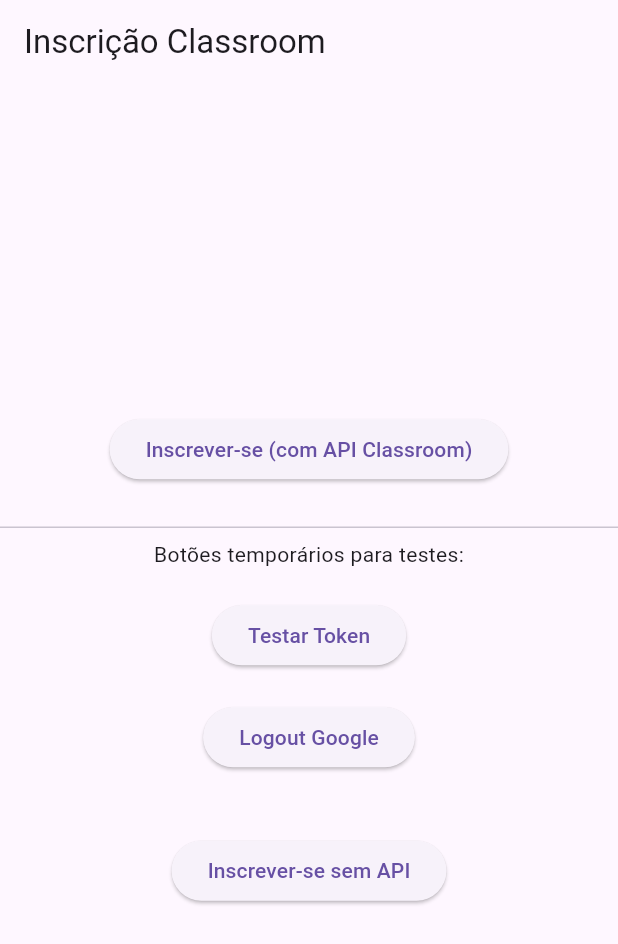
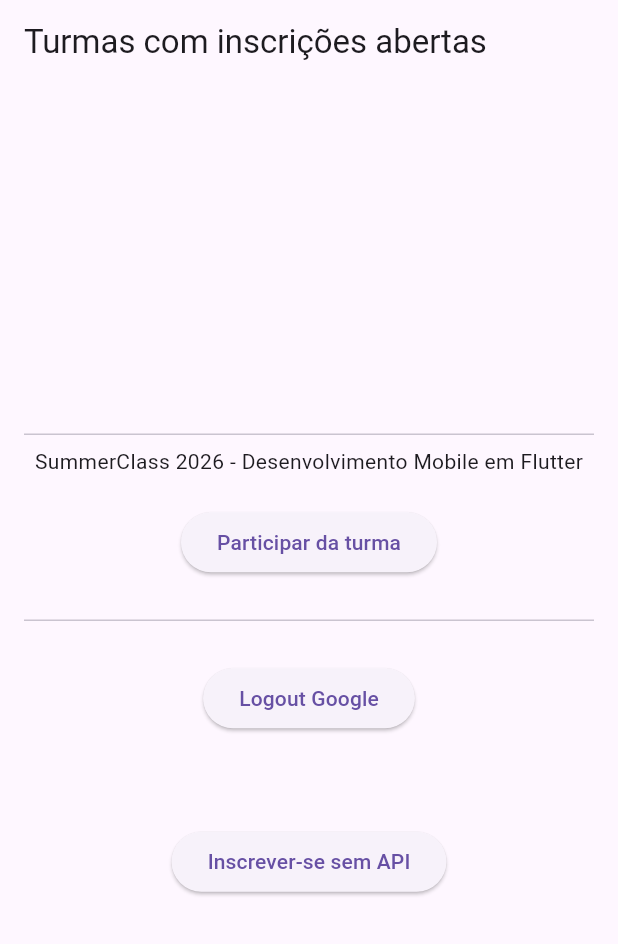
Before and after one commit to RenataVerasVenturim/mobileUFF_module_test, a Flutter app: the screen it shows after launch, on a phone screen of 412 x 824 dp. Shown: the top 944 px of the screen. Run offline on Flutter 3.47's test engine with Material 3 defaults, Android fonts, the phone set to English and light mode, and no system bars; our stand-ins replace get, google_sign_in, webview_flutter.

Commit message:
Segunda versão módulo summerclass com api funcional

```diff
--- /dev/null
+++ b/lib/app/modules/external_modules/classroom_service/ui/classroom_page.dart
@@ -0,0 +1,99 @@
+import 'package:flutter/material.dart';
+import 'package:get/get.dart';
+import '../controller/classroom_controller.dart';
+import '../../../../../routes/app_routes.dart';
+
+class ClassroomPage extends StatelessWidget {
+  const ClassroomPage({super.key});
+
+  @override
+  Widget build(BuildContext context) {
+    final controller = Get.find<ClassroomController>();
+
+    return Scaffold(
+      appBar: AppBar(
+        title: const Text("Turmas com inscrições abertas"),
+      ),
+      body: Center(
+        child: Obx(() {
+          if (controller.isLoading.value) {
+            return const CircularProgressIndicator();
+          }
+          return SingleChildScrollView(
+            padding: const EdgeInsets.all(16),
+            child: Column(
+              mainAxisAlignment: MainAxisAlignment.center,
+              children: [
+                const Divider(),
+                const Text("SummerClass 2026 - Desenvolvimento Mobile em Flutter"),
+                const SizedBox(height: 20),
+                ElevatedButton(
+                  onPressed: () {
+                    controller.enrollStudentInCourse(
+                      courseId: "YOUR_CLASSROOM_COURSE_ID_HERE", // Substitua pelo ID real da turma
+                      enrollmentCode: "YOUR_ENROLLMENT_CODE_HERE", // Substitua pelo código real de inscrição
+                    );
+                  },
+                  child: const Text("Participar da turma"),
+                ),
+                const SizedBox(height: 20),
+                const Divider(),
+                /**
+                const Text('Botões temporários para testes:'),
+                const SizedBox(height: 20),
+                ElevatedButton(
+                  onPressed: () async {
+                    await controller.listCourses();
+                  },
+                  child: const Text("Listar cursos"),
+                ),
+                ElevatedButton(
+                  onPressed: () async {
+                    await controller.loginAndCheckToken();
+                  },
+                  child: const Text("Testar Token"),
+                ),
+                const SizedBox(height: 20),
+                Obx(() {
+                  if (controller.tokenInfo.isEmpty) {
+                    return const Text("Nenhum token carregado");
+                  }
+                  return Column(
+                    crossAxisAlignment: CrossAxisAlignment.start,
+                    children: [
+                      Text("User ID: ${controller.tokenInfo['user_id'] ?? ''}"),
+                      Text("Scopes: ${controller.tokenInfo['scope'] ?? ''}"),
+                      Text("Email: ${controller.tokenInfo['email'] ?? ''}"),
+                    ],
+                  );
+                }),
+                */
+                const SizedBox(height: 20),
+                ElevatedButton(
+                  onPressed: () async {
+                    await controller.logoutGoogleAccount();
+                  },
+                  child: const Text("Logout Google"),
+                ),
+                const SizedBox(height: 20),
+                Obx(() => Text(controller.message.value)),
+                const SizedBox(height: 20),
+                ElevatedButton(
+                  onPressed: () {
+                    const url =
+                        'YOUR_CLASSROOM_ENROLLMENT_URL_HERE'; // Substitua pela URL real
+                    Get.toNamed(
+                      AppRoutes.classroomWebView,
+                      arguments: {'url': url},
+                    );
+                  },
+                  child: const Text("Inscrever-se sem API"),
+                ),
+              ],
+            ),
+          );
+        }),
+      ),
+    );
+  }
+}
--- a/lib/main.dart
+++ b/lib/main.dart
@@ -14,7 +14,7 @@ class MyApp extends StatelessWidget {
     return GetMaterialApp(
       title: 'MobileUFF Classroom App',
       debugShowCheckedModeBanner: false,
-      initialRoute: AppRoutes.classroom,
+      initialRoute: AppRoutes.classroomPage,
       getPages: AppPages.pages,
     );
   }
--- a/lib/modules/external_modules/classroom_service/ui/classroom_page.dart
+++ /dev/null
@@ -1,76 +0,0 @@
-import 'package:flutter/material.dart';
-import 'package:get/get.dart';
-import '../controller/classroom_controller.dart';
-
-import 'package:url_launcher/url_launcher.dart';// testar botão que redireciona para link direto (convite) - sem api
-
-
-class ClassroomPage extends StatelessWidget {
-  const ClassroomPage({super.key});
-
-  @override
-  Widget build(BuildContext context) {
-    final controller = Get.find<ClassroomController>();
-
-    return Scaffold(
-      appBar: AppBar(title: const Text("Inscrição Classroom")),
-      body: Center(
-        child: Obx(() {
-          if (controller.isLoading.value) {
-            return const CircularProgressIndicator();
-          }
-          return Column(
-            mainAxisAlignment: MainAxisAlignment.center,
-            children: [
-              ElevatedButton(
-                onPressed: () {
-                  controller.enrollStudentInCourse(
-                    courseId: "YOUR_COURSE_ID_HERE", // substitua pelo ID real do curso
-                    enrollmentCode: "YOUR_ENROLLMENT_CODE_HERE", // substitua pelo código de matrícula real
-                  );
-                },
-                child: const Text("Inscrever-se (com API Classroom)"),
-              ),
-              const SizedBox(height: 20),
-              Divider(),
-              const Text('Botões temporários para testes:'),
-              const SizedBox(height: 20),
-              ElevatedButton(
-                onPressed: () async {
-                  final tokenInfo = await controller.loginAndCheckToken();
-                  if (tokenInfo != null) {
-                    print("User ID: ${tokenInfo['user_id']}");
-                    print("Scopes: ${tokenInfo['scope']}");
-                    print("Email: ${tokenInfo['email']}");
-                  }
-                },
-                child: const Text("Testar Token"),
-              ),
-              const SizedBox(height: 20),
-              ElevatedButton(
-                onPressed: () async {
-                  await controller.logoutGoogleAccount();
-                },
-                child: const Text("Logout Google"),
-              ),
-              const SizedBox(height: 20),
-              Text(controller.message.value),
-
-              ElevatedButton(
-                onPressed: () async {
-                  final url = Uri.parse('YOUR_COURSE_INVITE'); // link do convite para inscrição
-                  if (await canLaunchUrl(url)) {
-                    await launchUrl(url, mode: LaunchMode.externalApplication);
-                  } else {
-                    print("Não foi possível abrir o link");
-                  }
-                },
-                child: const Text("Inscrever-se sem API"),
-              )
-            ],
-          );
-        }),
-      ),
-    );
-  }
-}
--- a/lib/routes/app_pages.dart
+++ b/lib/routes/app_pages.dart
@@ -1,16 +1,23 @@
 import 'package:get/get.dart';
-import '../modules/external_modules/classroom_service/ui/classroom_page.dart';
-import '../modules/external_modules/classroom_service/bindings/classroom_binding.dart';
+import '../app/modules/external_modules/classroom_service/ui/classroom_page.dart';
+import '../app/modules/external_modules/classroom_service/bindings/classroom_binding.dart';
 import 'app_routes.dart';
+import '../app/modules/external_modules/webview/ui/classroom_webview_page.dart';
 
 class AppPages {
   static final pages = [
     GetPage(
-      name: AppRoutes.classroom,
+      name: AppRoutes.classroomPage,
       page: () => const ClassroomPage(),
       binding: ClassroomBinding(),
-    )
-
-
+    ),
+    GetPage(
+      name: AppRoutes.classroomWebView,
+      page: () {
+        final args = Get.arguments as Map<String, dynamic>;
+        return ClassroomWebViewPage(url: args['url']);
+      },
+      binding: ClassroomBinding(),
+    ),
   ];
 }
--- a/lib/routes/app_routes.dart
+++ b/lib/routes/app_routes.dart
@@ -1,4 +1,4 @@
-
 class AppRoutes {
-  static const classroom = '/classroom';
+  static const classroomPage = '/classroom';
+  static const classroomWebView = '/external_modules_webview';
 }
--- a/pubspec.yaml
+++ b/pubspec.yaml
@@ -37,7 +37,9 @@ dependencies:
   googleapis: '^11.0.0' #Google API Client Library for Dart - p/token e chamar API
   google_sign_in: ^6.2.1 # Google API Client Library for Dart - para autenticar
 
-  url_launcher: ^6.1.10 # apenas se mantiver sem API
+  url_launcher:
+  webview_flutter: ^4.2.1
+
   # The following adds the Cupertino Icons font to your application.
   # Use with the CupertinoIcons class for iOS style icons.
   cupertino_icons: ^1.0.8
```
Also changed, not shown: lib/app/modules/external_modules/classroom_service/controller/classroom_controller.dart (added, +164 -0 lines), lib/app/modules/external_modules/webview/bindings/webview_binding.dart (added, +10 -0 lines), lib/app/modules/external_modules/webview/controller/webview_controller.dart (added, +17 -0 lines), lib/app/modules/external_modules/webview/ui/classroom_webview_page.dart (added, +51 -0 lines), lib/modules/external_modules/classroom_service/controller/classroom_controller.dart (deleted, +0 -113 lines), lib/app/modules/external_modules/classroom_service/bindings/classroom_binding.dart (renamed from lib/modules/external_modules/classroom_service/bindings/classroom_binding.dart), lib/app/modules/external_modules/classroom_service/data/model/student_model.dart (renamed from lib/modules/external_modules/classroom_service/data/model/student_model.dart), lib/app/modules/external_modules/classroom_service/data/providers/classroom_provider.dart (renamed from lib/modules/external_modules/classroom_service/data/providers/classroom_provider.dart), lib/app/modules/external_modules/classroom_service/data/repository/classroom_repository.dart (renamed from lib/modules/external_modules/classroom_service/data/repository/classroom_repository.dart), lib/app/modules/external_modules/classroom_service/utils/classroom_service.dart (added), pubspec.lock, 8 other files.
